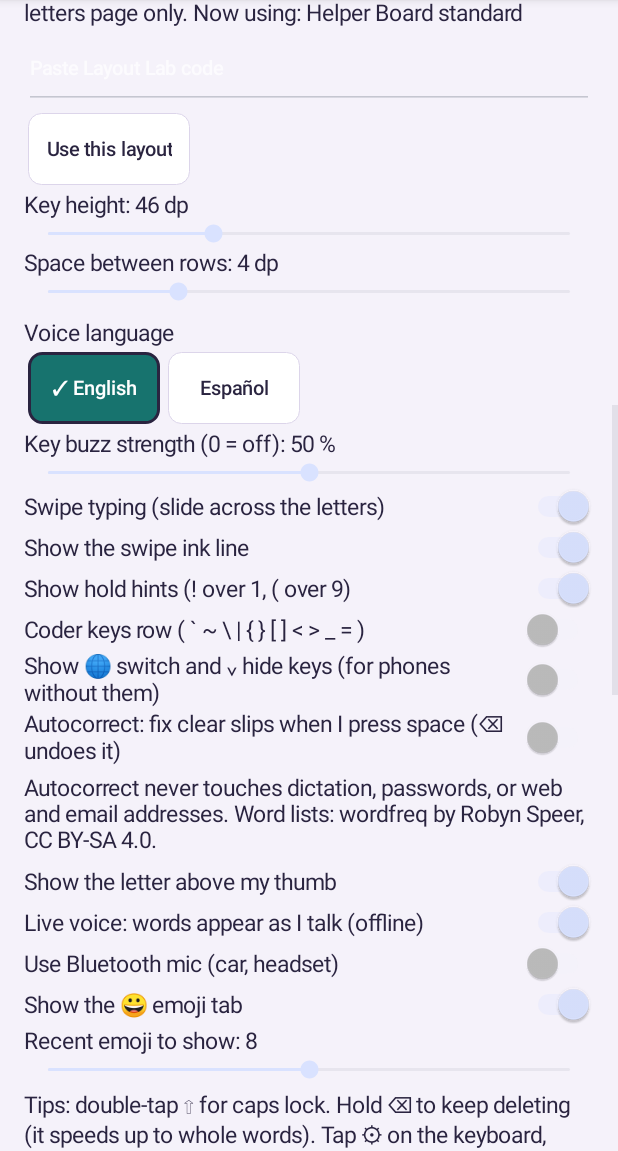
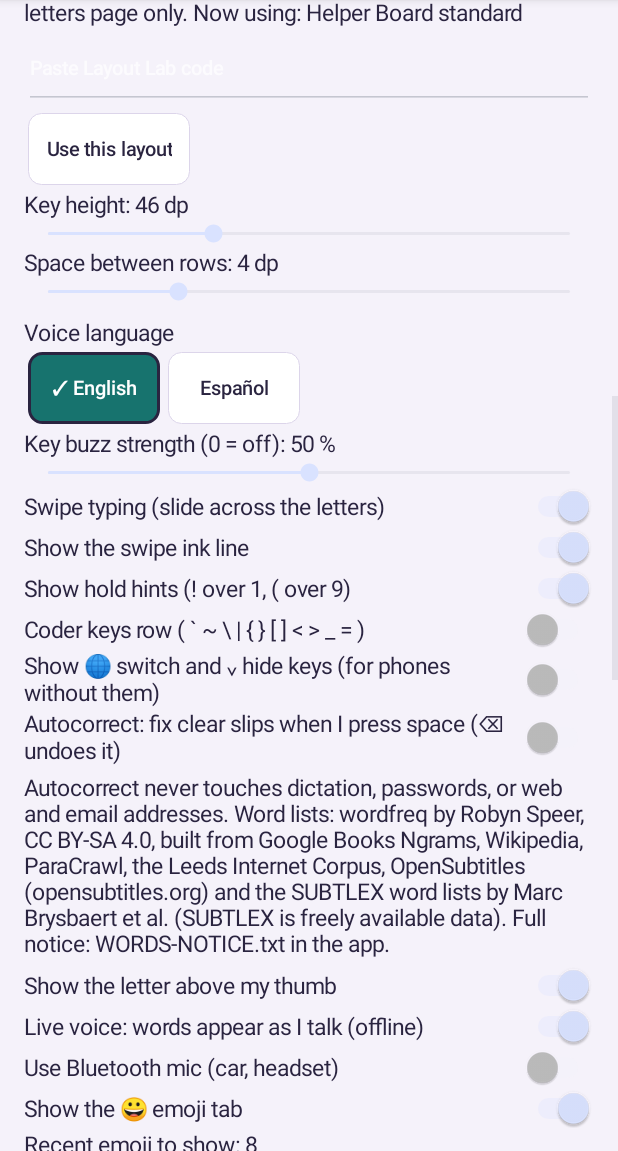
Before and after one commit to real-raven575/vcge-lab, an Android app: the screen it shows after launch (VaultActivity), scrolled down 1074 dp, on a phone screen of 412 x 824 dp, the part 85-1236 px from its top. Run offline under Robolectric (Android 15) with nearby library versions, the phone set to English and light mode, and no system bars.

Commit message:
Helper Board: credit SUBTLEX authors and OpenSubtitles in the app (Finance CASH-0051)
wordfreq's licence asks that the SUBTLEX authors are credited and that it stays
clear SUBTLEX is freely available data. The Settings credit now names every
source and SUBTLEX (Brysbaert et al.); WORDS-NOTICE.txt adds the citation.

Co-Authored-By: Claude Opus 5.5 <noreply@anthropic.com>
Claude-Session: https://claude.ai/code/session_01SNwx9vU8KdXZuPKfJuNLai

```diff
--- a/helper-board/app/src/main/assets/WORDS-NOTICE.txt
+++ b/helper-board/app/src/main/assets/WORDS-NOTICE.txt
@@ -9,6 +9,10 @@ these two files, keep this notice and the same licence.
 wordfreq credits its sources: Google Books Ngrams (http://books.google.com/ngrams),
 the Leeds Internet Corpus, Wikipedia, ParaCrawl, OPUS OpenSubtitles 2018
 (OpenSubtitles.org), SUBTLEX word lists by Marc Brysbaert et al. (SUBTLEX is
-freely available data), and others listed in wordfreq's README.
+freely available data, http://crr.ugent.be/programs-data/subtitle-frequencies),
+and others listed in wordfreq's README. SUBTLEX is credited as its authors ask, for
+example: Brysbaert, M. & New, B. (2009). Moving beyond Kucera and Francis: A Critical
+Evaluation of Current Word Frequency Norms and the Introduction of a New and Improved
+Word Frequency Measure for American English. Behavior Research Methods, 41(4).
 
 Helper Board only filtered them (letters only, at most 25,000 words each).
--- a/helper-board/app/src/main/kotlin/com/herdofhelpers/helperboard/VaultActivity.kt
+++ b/helper-board/app/src/main/kotlin/com/herdofhelpers/helperboard/VaultActivity.kt
@@ -246,7 +246,9 @@ class VaultActivity : Activity() {
         toggle("Coder keys row ( ` ~ \\ | { } [ ] < > _ = )", prefs.coderKeys) { prefs.coderKeys = it }
         toggle("Show 🌐 switch and ⌄ hide keys (for phones without them)", prefs.showSystemKeys) { prefs.showSystemKeys = it }
         toggle("Autocorrect: fix clear slips when I press space (⌫ undoes it)", prefs.autocorrect) { prefs.autocorrect = it }
-        text("Autocorrect never touches dictation, passwords, or web and email addresses. Word lists: wordfreq by Robyn Speer, CC BY-SA 4.0.")
+        text("Autocorrect never touches dictation, passwords, or web and email addresses. Word lists: wordfreq by Robyn Speer, CC BY-SA 4.0, " +
+            "built from Google Books Ngrams, Wikipedia, ParaCrawl, the Leeds Internet Corpus, OpenSubtitles (opensubtitles.org) " +
+            "and the SUBTLEX word lists by Marc Brysbaert et al. (SUBTLEX is freely available data). Full notice: WORDS-NOTICE.txt in the app.")
         toggle("Show the letter above my thumb", prefs.keyPreview) { prefs.keyPreview = it }
         toggle("Live voice: words appear as I talk (offline)", prefs.liveVoice) { prefs.liveVoice = it }
         toggle("Use Bluetooth mic (car, headset)", prefs.useBluetoothMic) { prefs.useBluetoothMic = it }
```
Also changed, not shown: 1 other file.
